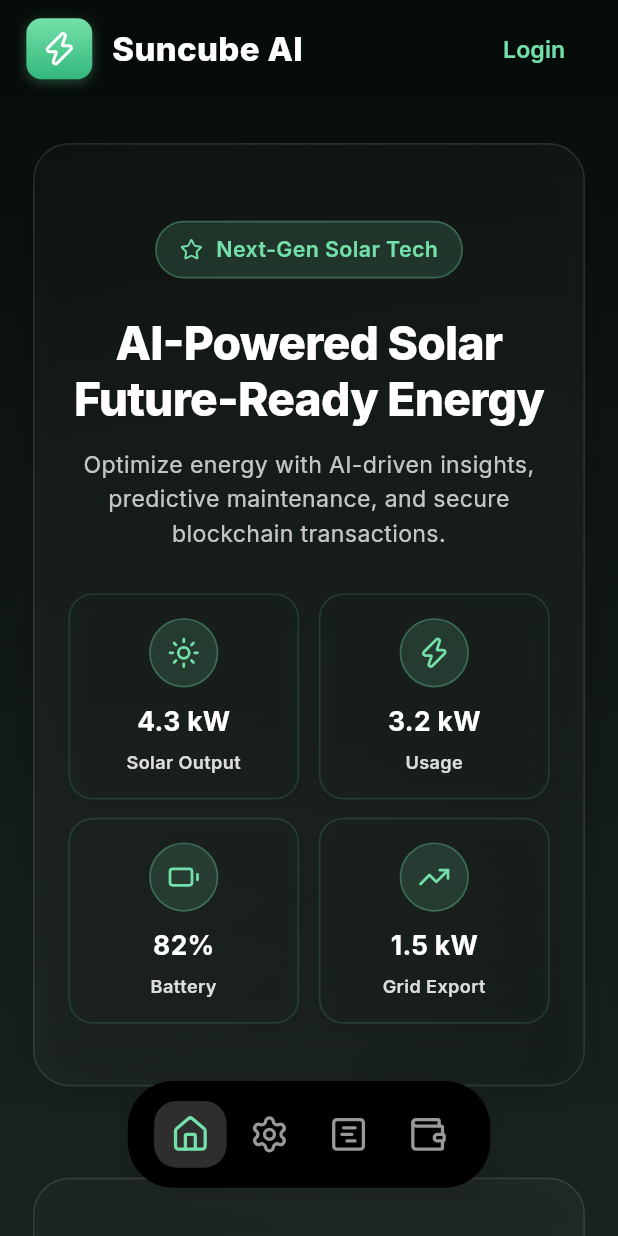
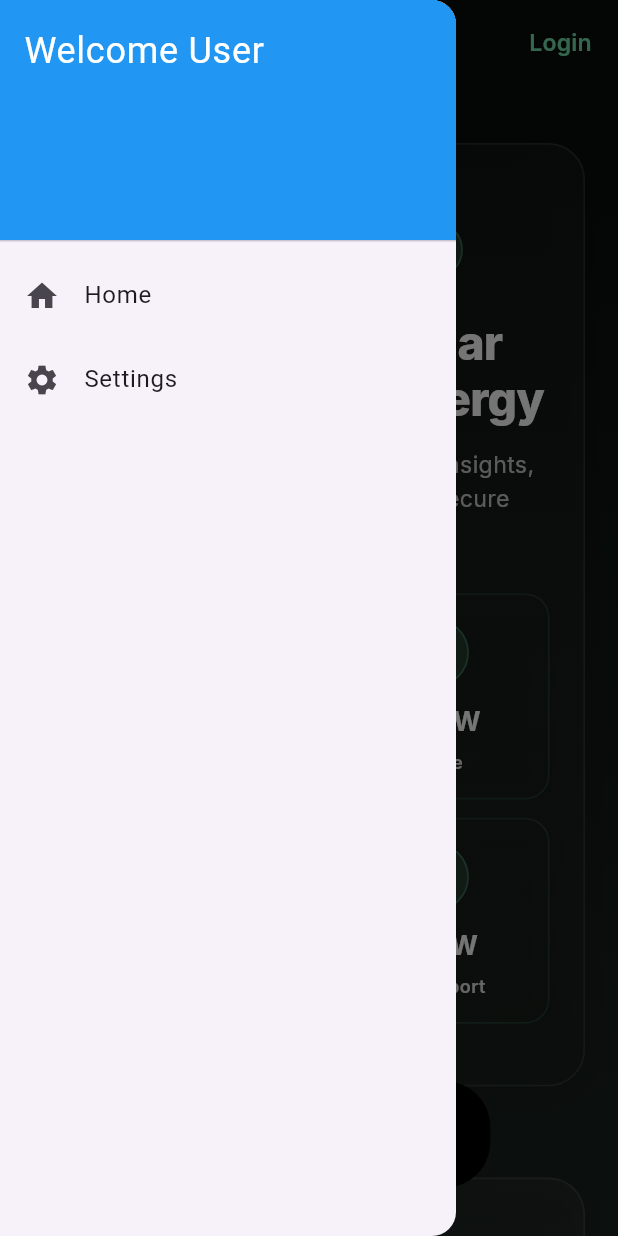
Before and after one commit to saurabhwagh124/suncube_ai, a Flutter app: the screen it shows after launch, with the side drawer open (before the commit the screen has no drawer), on a phone screen of 412 x 824 dp. Run offline on Flutter 3.47's test engine with Material 3 defaults, Android fonts, the phone set to English and light mode, and no system bars; our stand-ins replace animated_text_kit, flutter_screenutil, flutter_svg, google_fonts, lucide_icons_flutter.

Commit message:
app sidebar added

```diff
--- /dev/null
+++ b/lib/widgets/app_sidebar.dart
@@ -0,0 +1,37 @@
+import 'package:flutter/material.dart';
+
+class AppSidebar extends StatelessWidget {
+  const AppSidebar({super.key});
+
+  @override
+  Widget build(BuildContext context) {
+    return Drawer(
+      child: ListView(
+        padding: EdgeInsets.zero,
+        children: [
+          DrawerHeader(
+            decoration: BoxDecoration(color: Colors.blue),
+            child: Text(
+              'Welcome User',
+              style: TextStyle(color: Colors.white, fontSize: 24),
+            ),
+          ),
+          ListTile(
+            leading: Icon(Icons.home),
+            title: Text('Home'),
+            onTap: () {
+              Navigator.pushReplacementNamed(context, '/');
+            },
+          ),
+          ListTile(
+            leading: Icon(Icons.settings),
+            title: Text('Settings'),
+            onTap: () {
+              Navigator.pushReplacementNamed(context, '/settings');
+            },
+          ),
+        ],
+      ),
+    );
+  }
+}
```
Also changed, not shown: lib/view/landing_page.dart (+143 -106 lines).
